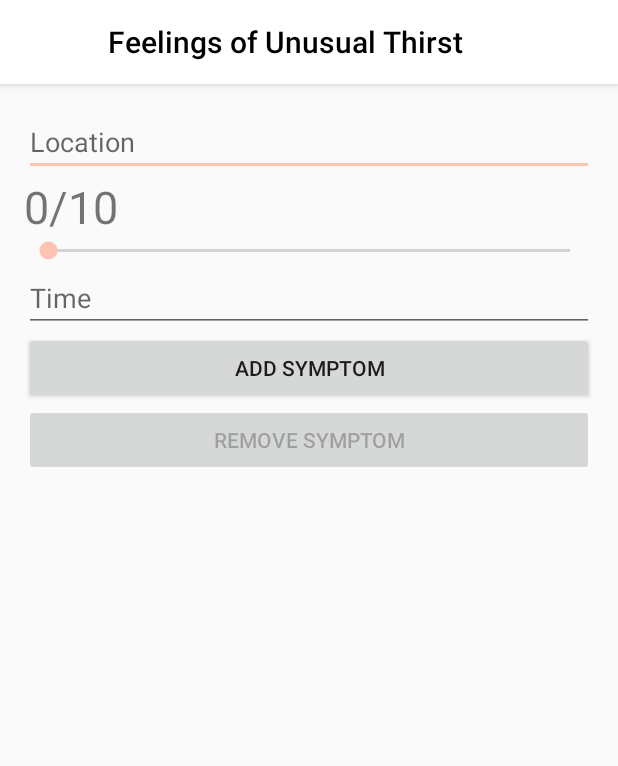
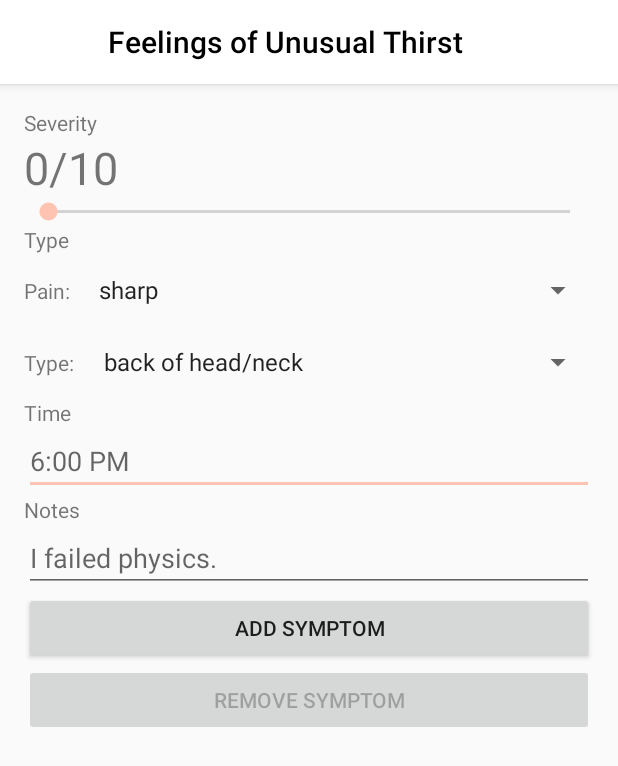
Before and after one commit to WorldofKerry/Medicare, an Android app: the SymptomsActivity screen opened directly, with no data from a screen before it, after a tap on "Feelings of unusual thirst", on a phone screen of 412 x 824 dp. Shown: the top 766 px of the screen. Run offline under Robolectric (Android 15) with nearby library versions, the phone set to English and light mode, and no system bars.

Commit message:
Improved Add Symptoms Screen, except colours.

```diff
--- a/app/src/main/java/com/example/recyclerviewintablayout/AddSymptomActivity.java
+++ b/app/src/main/java/com/example/recyclerviewintablayout/AddSymptomActivity.java
@@ -2,24 +2,24 @@ package com.example.recyclerviewintablayout;
 
 import androidx.annotation.RequiresApi;
 import androidx.appcompat.app.AppCompatActivity;
-import androidx.fragment.app.Fragment;
 
 import android.content.Intent;
 import android.os.Build;
 import android.os.Bundle;
 import android.view.MenuItem;
 import android.view.View;
+import android.widget.AdapterView;
+import android.widget.ArrayAdapter;
 import android.widget.Button;
 import android.widget.EditText;
-import android.widget.ProgressBar;
 import android.widget.SeekBar;
+import android.widget.Spinner;
 import android.widget.TextView;
 
 import com.google.gson.reflect.TypeToken;
 
 import java.util.ArrayList;
 import java.util.List;
-import java.util.Objects;
 
 public class AddSymptomActivity extends AppCompatActivity {
 
@@ -28,14 +28,55 @@ public class AddSymptomActivity extends AppCompatActivity {
     int position;
     String type;
     String level;
+    String notes;
     private TextView textViewSymptomLevel;
     private SeekBar seekBarSymptomLevel;
+    private int positionLocation = 0;
+    private String[] arrayLocation;
+    private int positionType = 0;
+    private String[] arrayType;
 
     @RequiresApi(api = Build.VERSION_CODES.KITKAT)
     @Override
     protected void onCreate(Bundle savedInstanceState) {
         super.onCreate(savedInstanceState);
         setContentView(R.layout.activity_add_symptom);
+
+        arrayLocation = getResources().getStringArray(R.array.Location);
+        Spinner spinnerLocation = (Spinner) findViewById(R.id.spinnerSymptomLocation);
+        ArrayAdapter<String> stringArrayAdapterLocation = new ArrayAdapter<String>(AddSymptomActivity.this, android.R.layout.simple_list_item_1, arrayLocation);
+        stringArrayAdapterLocation.setDropDownViewResource(android.R.layout.simple_spinner_dropdown_item);
+        spinnerLocation.setAdapter(stringArrayAdapterLocation);
+
+        spinnerLocation.setOnItemSelectedListener(new AdapterView.OnItemSelectedListener() {
+            @Override
+            public void onItemSelected(AdapterView<?> parent, View view, int position, long id) {
+                positionLocation = position;
+            }
+
+            @Override
+            public void onNothingSelected(AdapterView<?> parent) {
+
+            }
+        });
+
+        arrayType = getResources().getStringArray(R.array.Type);
+        Spinner spinnerType = (Spinner) findViewById(R.id.spinnerSymptomType);
+        ArrayAdapter<String> stringArrayAdapterType = new ArrayAdapter<String>(AddSymptomActivity.this, android.R.layout.simple_list_item_1, arrayType);
+        stringArrayAdapterType.setDropDownViewResource(android.R.layout.simple_spinner_dropdown_item);
+        spinnerType.setAdapter(stringArrayAdapterType);
+
+        spinnerType.setOnItemSelectedListener(new AdapterView.OnItemSelectedListener() {
+            @Override
+            public void onItemSelected(AdapterView<?> parent, View view, int position, long id) {
+                positionType = position;
+            }
+
+            @Override
+            public void onNothingSelected(AdapterView<?> parent) {
+
+            }
+        });
 
         textViewSymptomLevel = (TextView) findViewById(R.id.textViewSymptomLevel);
         seekBarSymptomLevel = (SeekBar) findViewById(R.id.seekBarSymptomLevel);
@@ -72,10 +113,10 @@ public class AddSymptomActivity extends AppCompatActivity {
             Button buttonAddSymptom = findViewById(R.id.buttonAddSymptom);
             Button buttonRemoveSymptom = findViewById(R.id.buttonRemoveSymptom);
 
-            EditText editText = (EditText) findViewById(R.id.editTextSymptomLocation);
-            editText.setText(symptom.getLocation(), TextView.BufferType.EDITABLE);
-            editText = (EditText) findViewById(R.id.editTextSymptomTime);
+            EditText editText = (EditText) findViewById(R.id.editTextSymptomTime);
             editText.setText(symptom.getTime(), TextView.BufferType.EDITABLE);
+            editText = (EditText) findViewById(R.id.editTextSymptomNotes);
+            editText.setText(symptom.getNotes(), TextView.BufferType.EDITABLE);
 
             listSymptom = (ArrayList<Symptom>) PrefSingleton.getInstance().LoadPreferenceList("listSymptom",new TypeToken<ArrayList<Symptom>>() {}.getType());
 
@@ -88,8 +129,10 @@ public class AddSymptomActivity extends AppCompatActivity {
                         PrefSingleton.getInstance().Initialize(getApplicationContext());
 
                         symptom.setLevel(level);
-                        symptom.setLocation(((EditText) findViewById(R.id.editTextSymptomLocation)).getText().toString());
+                        symptom.setLocation(Integer.toString(positionLocation));
+                        symptom.setType(Integer.toString(positionType));
                         symptom.setTime(((EditText) findViewById(R.id.editTextSymptomTime)).getText().toString());
+                        symptom.setNotes(((EditText) findViewById(R.id.editTextSymptomNotes)).getText().toString());
 
                         listSymptom.add(symptom);
 
@@ -105,6 +148,8 @@ public class AddSymptomActivity extends AppCompatActivity {
                 seekBarSymptomLevel.setMax(10);
                 seekBarSymptomLevel.setProgress(Integer.parseInt(symptom.getLevel()));
                 textViewSymptomLevel.setText(symptom.getLevel() + "/10");
+                spinnerLocation.setSelection(Integer.parseInt(symptom.getLocation()));
+                spinnerType.setSelection(Integer.parseInt(symptom.getType()));
 
                 buttonAddSymptom.setText(R.string.save_Symptom);
                 buttonAddSymptom.setOnClickListener(new View.OnClickListener()      {
@@ -113,8 +158,10 @@ public class AddSymptomActivity extends AppCompatActivity {
                         PrefSingleton.getInstance().Initialize(getApplicationContext());
 
                         symptom.setLevel(level);
-                        symptom.setLocation(((EditText) findViewById(R.id.editTextSymptomLocation)).getText().toString());
+                        symptom.setLocation(Integer.toString(positionLocation));
+                        symptom.setType(Integer.toString(positionType));
                         symptom.setTime(((EditText) findViewById(R.id.editTextSymptomTime)).getText().toString());
+                        symptom.setNotes(((EditText) findViewById(R.id.editTextSymptomNotes)).getText().toString());
 
                         listSymptom.set(position, symptom);
 
--- a/app/src/main/java/com/example/recyclerviewintablayout/MainActivity.java
+++ b/app/src/main/java/com/example/recyclerviewintablayout/MainActivity.java
@@ -2,6 +2,7 @@ package com.example.recyclerviewintablayout;
 
 import android.content.Intent;
 import android.content.SharedPreferences;
+import android.nfc.Tag;
 import android.os.Bundle;
 import android.view.View;
 import android.widget.CalendarView;
@@ -9,6 +10,8 @@ import android.widget.Toast;
 
 import androidx.appcompat.app.ActionBar;
 import androidx.appcompat.app.AppCompatActivity;
+import androidx.fragment.app.Fragment;
+import androidx.fragment.app.FragmentManager;
 import androidx.viewpager.widget.ViewPager;
 
 import com.getbase.floatingactionbutton.FloatingActionButton;
--- a/app/src/main/java/com/example/recyclerviewintablayout/Symptom.java
+++ b/app/src/main/java/com/example/recyclerviewintablayout/Symptom.java
@@ -9,15 +9,19 @@ public class Symptom implements Parcelable {
     private String Location;
     private  String Level;
     private String Time;
+    private String Type;
+    private String Notes;
 
     public Symptom() {
     }
 
-    public Symptom(String name, String location, String level, String time) {
+    public Symptom(String name, String location, String level, String time, String type, String notes) {
         Name = name;
         Location = location;
         Level = level;
         Time = time;
+        Type = type;
+        Notes = notes;
     }
 
     //Getter
@@ -29,6 +33,8 @@ public class Symptom implements Parcelable {
         Location = in.readString();
         Level = in.readString();
         Time = in.readString();
+        Type = in.readString();
+        Notes = in.readString();
     }
 
     public static final Creator<Symptom> CREATOR = new Creator<Symptom>() {
@@ -59,8 +65,24 @@ public class Symptom implements Parcelable {
         return Time;
     }
 
+    public String getType() {
+        return Type;
+    }
+
+    public String getNotes() {
+        return Notes;
+    }
+
     //Setter
 
+
+    public void setType(String type) {
+        Type = type;
+    }
+
+    public void setNotes(String notes) {
+        Notes = notes;
+    }
 
     public void setName(String name) {
         Name = name;
@@ -90,5 +112,7 @@ public class Symptom implements Parcelable {
         dest.writeString(Location);
         dest.writeString(Level);
         dest.writeString(Time);
+        dest.writeString(Type);
+        dest.writeString(Notes);
     }
 }
--- a/app/src/main/java/com/example/recyclerviewintablayout/SymptomRecyclerViewAdapter.java
+++ b/app/src/main/java/com/example/recyclerviewintablayout/SymptomRecyclerViewAdapter.java
@@ -16,6 +16,7 @@ public class SymptomRecyclerViewAdapter extends RecyclerView.Adapter<SymptomRecy
     Context mContext;
     List<Symptom> mData;
     private OnNoteListener mOnNoteListener;
+    private String[] arrayLocation;
 
     public SymptomRecyclerViewAdapter(Context mContext, List<Symptom> mData, OnNoteListener onNoteListener) {
         this.mContext = mContext;
@@ -36,9 +37,10 @@ public class SymptomRecyclerViewAdapter extends RecyclerView.Adapter<SymptomRecy
     @Override
     public void onBindViewHolder(@NonNull MyViewHolder holder, int position) {
 
+        arrayLocation = mContext.getResources().getStringArray(R.array.Location);
         holder.textView_name.setText(mData.get(position).getName());
-        holder.textView_location.setText(mData.get(position).getLocation());
-        holder.textView_level.setText(mData.get(position).getLevel());
+        holder.textView_location.setText(arrayLocation[Integer.parseInt(mData.get(position).getLocation())]);
+        holder.textView_level.setText("Level: " + mData.get(position).getLevel());
         holder.textView_time.setText(mData.get(position).getTime());
 
     }
--- a/app/src/main/java/com/example/recyclerviewintablayout/SymptomsActivity.java
+++ b/app/src/main/java/com/example/recyclerviewintablayout/SymptomsActivity.java
@@ -24,7 +24,7 @@ public class SymptomsActivity extends AppCompatActivity {
             @Override
             public void onClick(View v) {
                 Intent intent = new Intent(v.getContext(), AddSymptomActivity.class);
-                Symptom symptom = new Symptom("Headache", null, null, null);
+                Symptom symptom = new Symptom("Headache", null, null, null, null, null);
                 intent.putExtra("Symptom", (Parcelable) symptom);
                 intent.putExtra("Type", "Add");
                 startActivity(intent);
@@ -36,7 +36,7 @@ public class SymptomsActivity extends AppCompatActivity {
             @Override
             public void onClick(View v) {
                 Intent intent = new Intent(v.getContext(), AddSymptomActivity.class);
-                Symptom symptom = new Symptom("Blurred Vision", null, null, null);
+                Symptom symptom = new Symptom("Blurred Vision", null, null, null, null, null);
                 intent.putExtra("Symptom", (Parcelable) symptom);
                 intent.putExtra("Type", "Add");
                 startActivity(intent);
@@ -48,7 +48,7 @@ public class SymptomsActivity extends AppCompatActivity {
             @Override
             public void onClick(View v) {
                 Intent intent = new Intent(v.getContext(), AddSymptomActivity.class);
-                Symptom symptom = new Symptom("Feelings of Exhaustion And Weakness", null, null, null);
+                Symptom symptom = new Symptom("Feelings of Exhaustion And Weakness", null, null, null, null, null);
                 intent.putExtra("Symptom", (Parcelable) symptom);
                 intent.putExtra("Type", "Add");
                 startActivity(intent);
@@ -60,7 +60,7 @@ public class SymptomsActivity extends AppCompatActivity {
             @Override
             public void onClick(View v) {
                 Intent intent = new Intent(v.getContext(), AddSymptomActivity.class);
-                Symptom symptom = new Symptom("Feelings of Unusual Thirst", null, null, null);
+                Symptom symptom = new Symptom("Feelings of Unusual Thirst", null, null, null, null, null);
                 intent.putExtra("Symptom", (Parcelable) symptom);
                 intent.putExtra("Type", "Add");
                 startActivity(intent);
@@ -72,7 +72,7 @@ public class SymptomsActivity extends AppCompatActivity {
             @Override
             public void onClick(View v) {
                 Intent intent = new Intent(v.getContext(), AddSymptomActivity.class);
-                Symptom symptom = new Symptom("Nausea/Vomiting", null, null, null);
+                Symptom symptom = new Symptom("Nausea/Vomiting", null, null, null, null, null);
                 intent.putExtra("Symptom", (Parcelable) symptom);
                 intent.putExtra("Type", "Add");
                 startActivity(intent);
@@ -84,7 +84,7 @@ public class SymptomsActivity extends AppCompatActivity {
             @Override
             public void onClick(View v) {
                 Intent intent = new Intent(v.getContext(), AddSymptomActivity.class);
-                Symptom symptom = new Symptom("Trouble Breathing", null, null, null);
+                Symptom symptom = new Symptom("Trouble Breathing", null, null, null, null, null);
                 intent.putExtra("Symptom", (Parcelable) symptom);
                 intent.putExtra("Type", "Add");
                 startActivity(intent);
--- a/app/src/main/java/com/example/recyclerviewintablayout/ViewPagerAdapter.java
+++ b/app/src/main/java/com/example/recyclerviewintablayout/ViewPagerAdapter.java
@@ -1,5 +1,6 @@
 package com.example.recyclerviewintablayout;
 
+import android.content.SharedPreferences;
 import android.view.View;
 
 import androidx.annotation.NonNull;
--- a/app/src/main/res/layout/activity_add_symptom.xml
+++ b/app/src/main/res/layout/activity_add_symptom.xml
@@ -4,38 +4,102 @@
     xmlns:tools="http://schemas.android.com/tools"
     android:layout_width="match_parent"
     android:layout_height="match_parent"
-    tools:context=".AddSymptomActivity"
     android:orientation="vertical"
-    android:padding="16dp">
+    android:padding="16dp"
+    tools:context=".AddSymptomActivity">
 
-
-
-    <EditText
-        android:id="@+id/editTextSymptomLocation"
+    <TextView
+        android:id="@+id/textView"
         android:layout_width="match_parent"
         android:layout_height="wrap_content"
-        android:ems="10"
-        android:inputType="textPersonName"
-        android:hint="@string/location" />
+        android:text="Severity" />
 
     <TextView
         android:id="@+id/textViewSymptomLevel"
         android:layout_width="wrap_content"
         android:layout_height="wrap_content"
         android:text="0/10"
-        android:textSize="30sp"/>
+        android:textSize="30sp" />
+
     <SeekBar
         android:id="@+id/seekBarSymptomLevel"
         android:layout_width="match_parent"
-        android:layout_height="wrap_content"/>
+        android:layout_height="wrap_content" />
+
+    <TextView
+        android:id="@+id/textView2"
+        android:layout_width="match_parent"
+        android:layout_height="wrap_content"
+        android:text="Type" />
+
+    <LinearLayout
+        android:layout_width="match_parent"
+        android:layout_height="wrap_content"
+        android:orientation="horizontal">
+
+        <TextView
+            android:id="@+id/textView3"
+            android:layout_width="wrap_content"
+            android:layout_height="wrap_content"
+            android:text="Pain: "
+            android:gravity="left"/>
+
+        <Spinner
+            android:id="@+id/spinnerSymptomType"
+            android:layout_width="match_parent"
+            android:layout_height="wrap_content"
+            android:gravity="right"/>
+
+    </LinearLayout>
+
+    <LinearLayout
+        android:layout_width="match_parent"
+        android:layout_height="wrap_content"
+        android:orientation="horizontal">
+
+        <TextView
+            android:id="@+id/textView4"
+            android:layout_width="wrap_content"
+            android:layout_height="wrap_content"
+            android:text="Type: "
+            android:gravity="left"/>
+
+        <Spinner
+            android:id="@+id/spinnerSymptomLocation"
+            android:layout_width="match_parent"
+            android:layout_height="wrap_content"
+            android:gravity="right"/>
+
+    </LinearLayout>
+
+
+    <TextView
+        android:id="@+id/textView5"
+        android:layout_width="match_parent"
+        android:layout_height="wrap_content"
+        android:text="Time" />
 
     <EditText
         android:id="@+id/editTextSymptomTime"
         android:layout_width="match_parent"
         android:layout_height="wrap_content"
         android:ems="10"
-        android:inputType="textPersonName"
-        android:hint="@string/time" />
+        android:hint="6:00 PM"
+        android:inputType="textPersonName" />
+
+    <TextView
+        android:id="@+id/textView6"
+        android:layout_width="match_parent"
+        android:layout_height="wrap_content"
+        android:text="Notes" />
+
+    <EditText
+        android:id="@+id/editTextSymptomNotes"
+        android:layout_width="match_parent"
+        android:layout_height="wrap_content"
+        android:ems="10"
+        android:hint="I failed physics. "
+        android:inputType="textPersonName" />
 
     <Button
         android:id="@+id/buttonAddSymptom"
--- a/app/src/main/res/values/strings.xml
+++ b/app/src/main/res/values/strings.xml
@@ -21,6 +21,22 @@
     <string name="unsafe">Unsafe</string>
     <string name="isMoreThanTwoHours">Was this measurement taken more than two hours after your last meal?</string>
     <string name="track">Track</string>
+    <string-array name="Location">
+        <item>back of head/neck</item>
+        <item>top of head</item>
+        <item>forehead</item>
+        <item>behind both eyes</item>
+        <item>behind one eye</item>
+        <item>temples</item>
+        <item>behind the ear</item>
+        <item>on one side of the head</item>
+        <item>not sure/everywhere</item>
+    </string-array>
+    <string-array name="Type">
+        <item>sharp</item>
+        <item>dull</item>
+        <item>pulsing</item>
+    </string-array>
 
 
     <string name="save_Symptom">Save Symptom</string>
```
